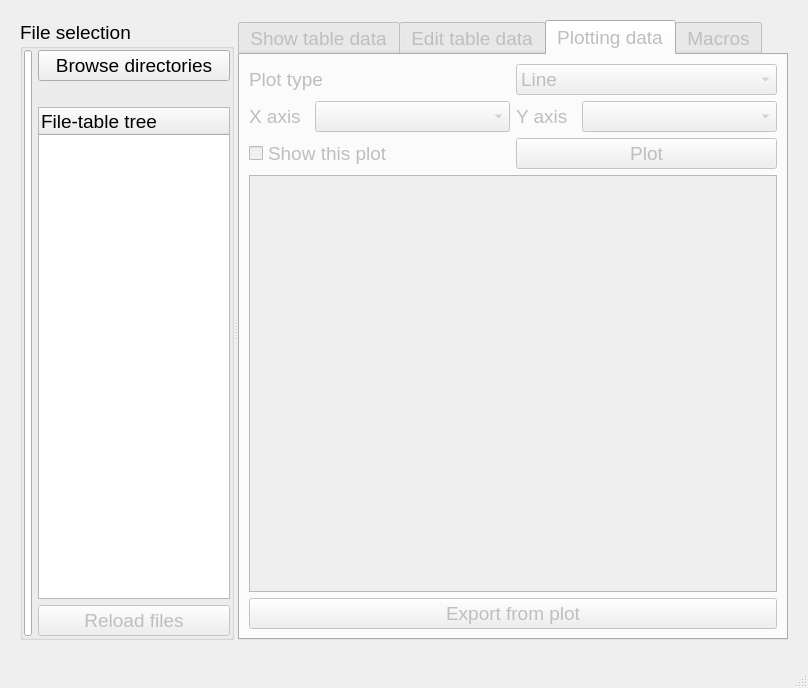
This is mainwindow_tabs.ui in lcubrilo/Brillo as Qt 5 draws it before an edit. The edited form follows.
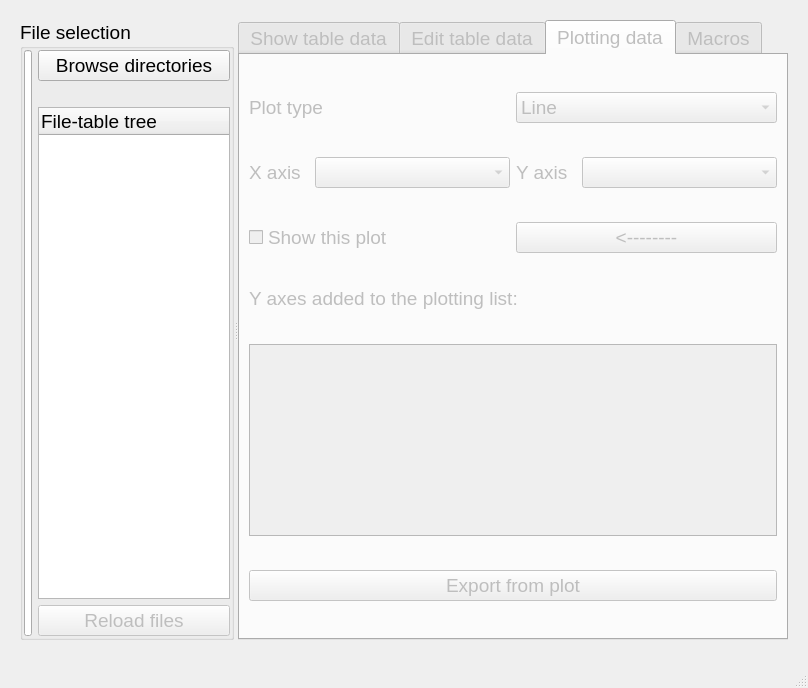
This is the edited form. The open tabs and pages were chosen to show the change.

```diff
--- a/mainwindow_tabs.ui
+++ b/mainwindow_tabs.ui
@@ -628,14 +628,34 @@
               <bool>false</bool>
              </property>
              <property name="text">
-              <string>Plot</string>
+              <string>&lt;--------</string>
              </property>
             </widget>
            </item>
           </layout>
          </item>
          <item>
-          <widget class="QListWidget" name="toPlotListWidget"/>
+          <widget class="QLabel" name="label_4">
+           <property name="sizePolicy">
+            <sizepolicy hsizetype="Preferred" vsizetype="Fixed">
+             <horstretch>0</horstretch>
+             <verstretch>0</verstretch>
+            </sizepolicy>
+           </property>
+           <property name="text">
+            <string>Y axes added to the plotting list:</string>
+           </property>
+          </widget>
+         </item>
+         <item>
+          <widget class="QListWidget" name="toPlotListWidget">
+           <property name="sizePolicy">
+            <sizepolicy hsizetype="Expanding" vsizetype="Fixed">
+             <horstretch>0</horstretch>
+             <verstretch>0</verstretch>
+            </sizepolicy>
+           </property>
+          </widget>
          </item>
          <item>
           <widget class="QPushButton" name="plotExportButton">
```
Left out of the diff: 2 changed lines with no effect on the pictures.
